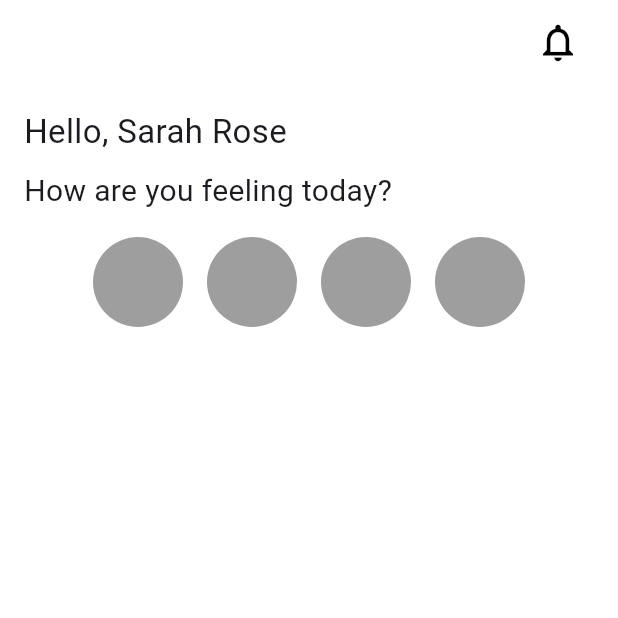
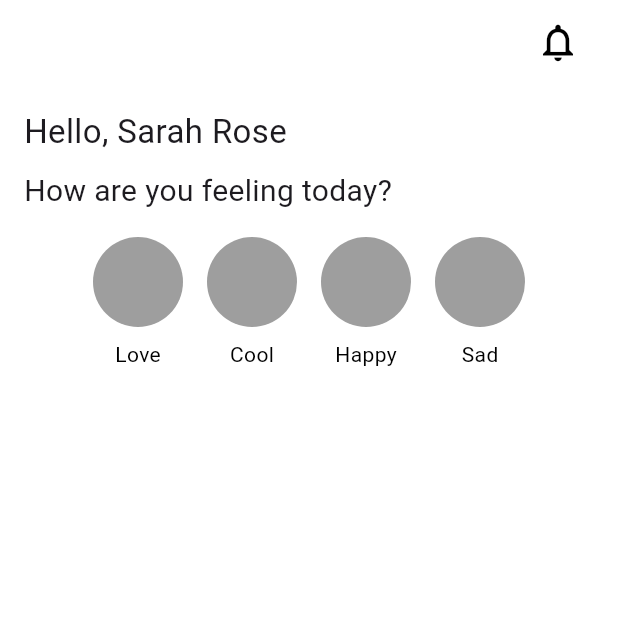
Before and after one commit to Sena-dogan/hero_case, a Flutter app: the screen it shows after launch, on a phone screen of 412 x 824 dp, the top half of it. Run offline on Flutter 3.47's test engine with Material 2 defaults, Android fonts, the phone set to English and light mode, and no system bars; our stand-ins replace gap.

Commit message:
fix bubble text color

```diff
--- a/lib/widgets/feeling_bubbles.dart
+++ b/lib/widgets/feeling_bubbles.dart
@@ -23,7 +23,7 @@ class FeelingBubble extends StatelessWidget {
           SizedBox(
             child: Text(
               text,
-              style: const TextStyle(color: Colors.white),
+              style: const TextStyle(color: Colors.black),
             ),
           ),
         ],
```
